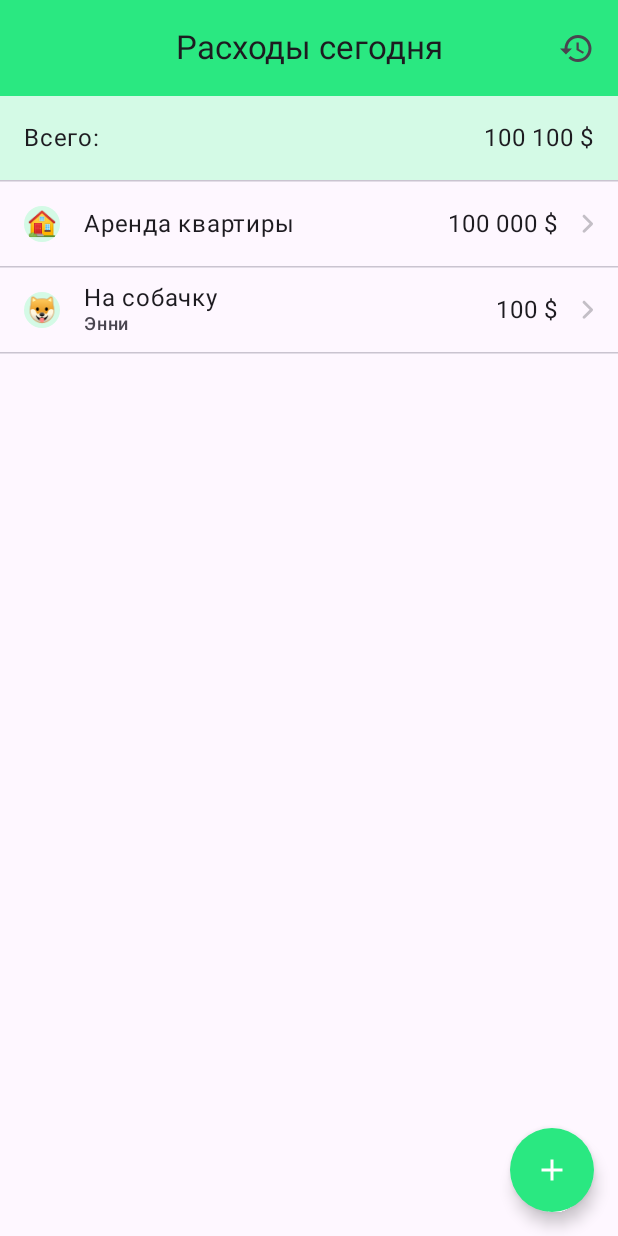
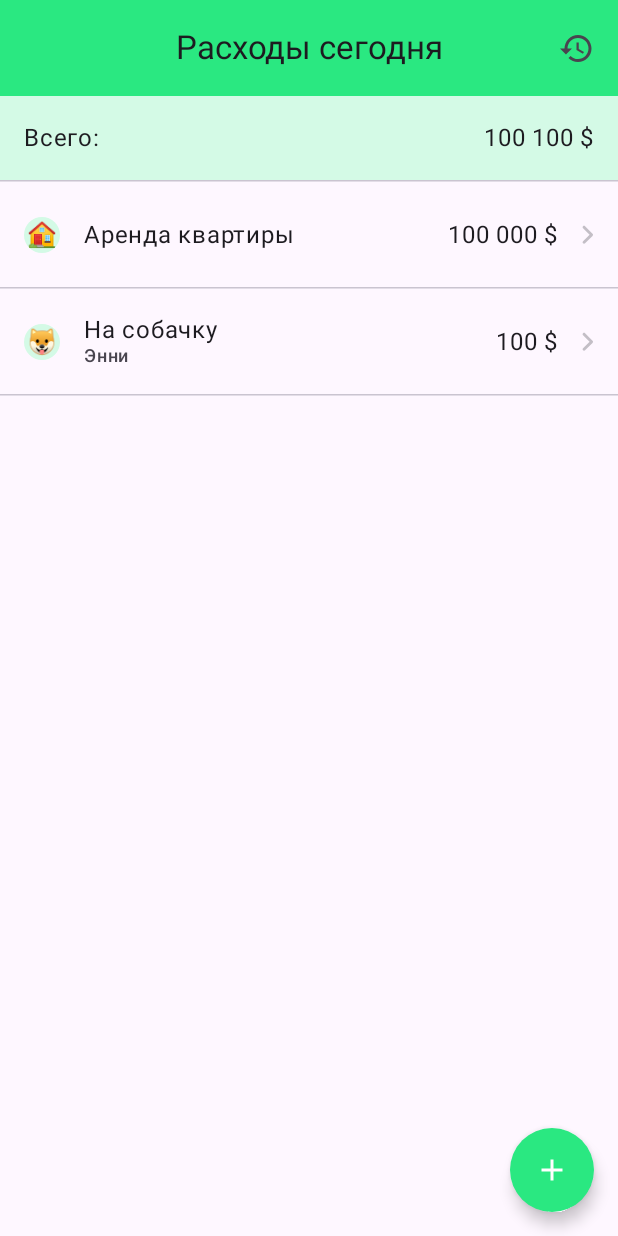
Before and after one commit to mrgregari/FinancialApp, an Android app built with Jetpack Compose: the @Preview function ExpensesScreenPreview, on a phone screen of 412 x 824 dp. Run offline under Robolectric (Android 15) with nearby library versions, the phone set to English and light mode, and no system bars.

Commit message:
expenses screen elem size

```diff
--- a/app/src/main/java/com/example/financialapp/ui/screens/ExpensesScreen.kt
+++ b/app/src/main/java/com/example/financialapp/ui/screens/ExpensesScreen.kt
@@ -4,6 +4,7 @@ package com.example.financialapp.ui.screens
 import androidx.compose.foundation.ExperimentalFoundationApi
 import androidx.compose.foundation.layout.fillMaxSize
 import androidx.compose.foundation.layout.fillMaxWidth
+import androidx.compose.foundation.layout.height
 import androidx.compose.foundation.layout.padding
 import androidx.compose.foundation.lazy.LazyColumn
 import androidx.compose.foundation.lazy.items
@@ -16,6 +17,7 @@ import androidx.compose.material3.FloatingActionButton
 import androidx.compose.material3.HorizontalDivider
 import androidx.compose.material3.Icon
 import androidx.compose.material3.IconButton
+import androidx.compose.material3.ListItem
 import androidx.compose.material3.MaterialTheme
 import androidx.compose.material3.Scaffold
 import androidx.compose.material3.Text
@@ -88,9 +90,9 @@ fun ExpensesScreen() {
                 .padding(innerPadding)
         ) {
             stickyHeader {
-
                 CustomListItem(
-                    modifier = Modifier,
+                    modifier = Modifier
+                        .height(56.dp),
                     title = "Всего:",
                     subTitle = null,
                     trailingText = "${formatNumber(list.sumOf { it.amount })} $",
@@ -108,7 +110,8 @@ fun ExpensesScreen() {
 
             items(list) { expense ->
                 CustomListItem(
-                    modifier = Modifier,
+                    modifier = Modifier
+                        .height(70.dp),
                     emoji = expense.icon,
                     title = expense.title,
                     subTitle = expense.comment,
```
Also changed, not shown: app/src/main/java/com/example/financialapp/ui/screens/SplashScreen.kt (+10 -5 lines), app/src/main/java/com/example/financialapp/navigation/MainScaffold.kt (line endings or trailing spaces).
